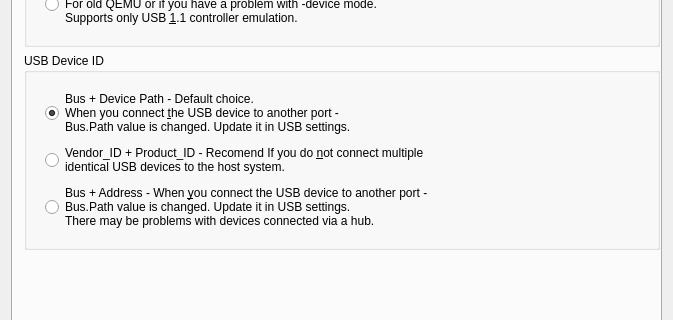
This is src/Advanced_Settings_Window.ui in tobimensch/aqemu as Qt 5 draws it before an edit; both pictures show x 0 to 673 and y 147 to 467 of the 673 by 745 pixel window. The edited form follows.
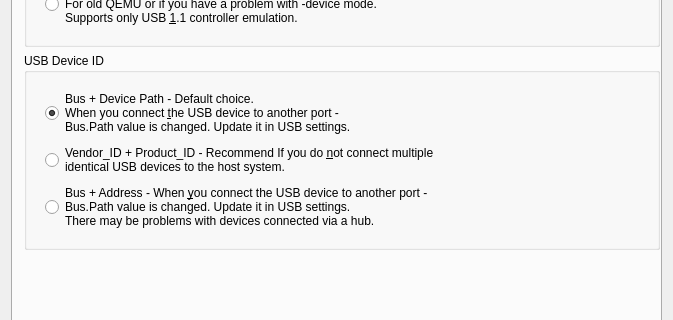
This is the edited form. The open tabs and pages were chosen to show the change. Icons and pictures are not drawn. Custom widgets are drawn as their Qt base class.

What changed in the file:
```diff
--- a/src/Advanced_Settings_Window.ui
+++ b/src/Advanced_Settings_Window.ui
@@ -2240,7 +2240,7 @@
                <item>
                 <widget class="QRadioButton" name="RB_USB_ID_VendorProduct">
                  <property name="text">
-                  <string>Vendor_ID + Product_ID - Recomend If you do &amp;not connect multiple 
+                  <string>Vendor_ID + Product_ID - Recommend If you do &amp;not connect multiple 
 identical USB devices to the host system.</string>
                  </property>
                 </widget>
```
